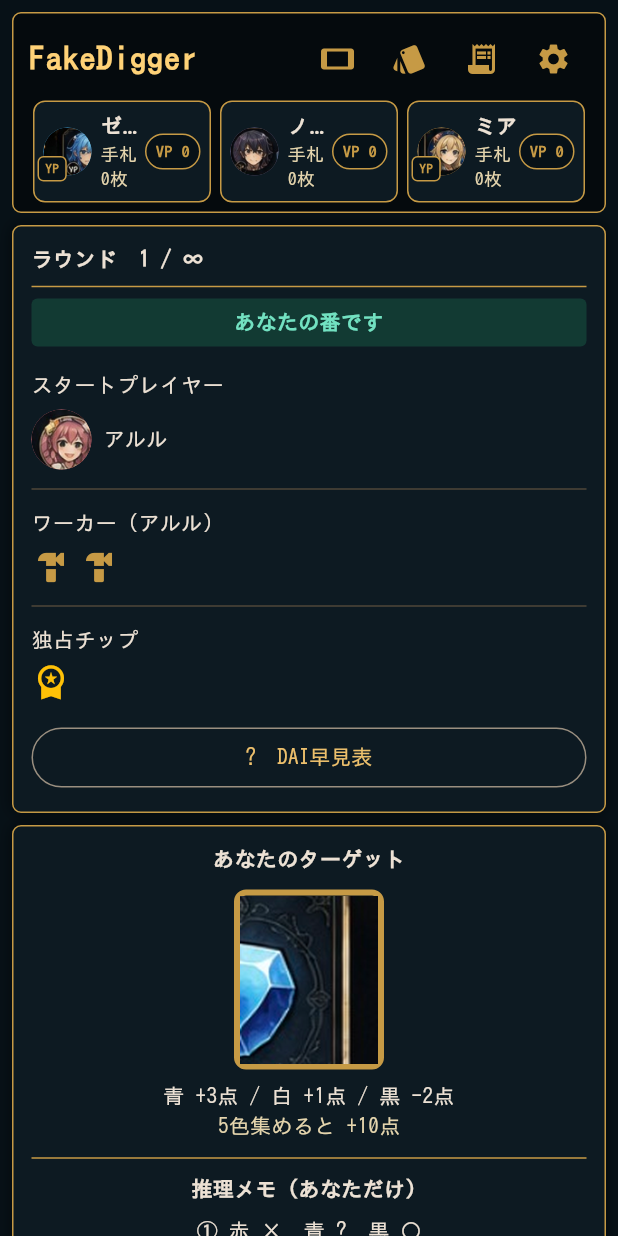
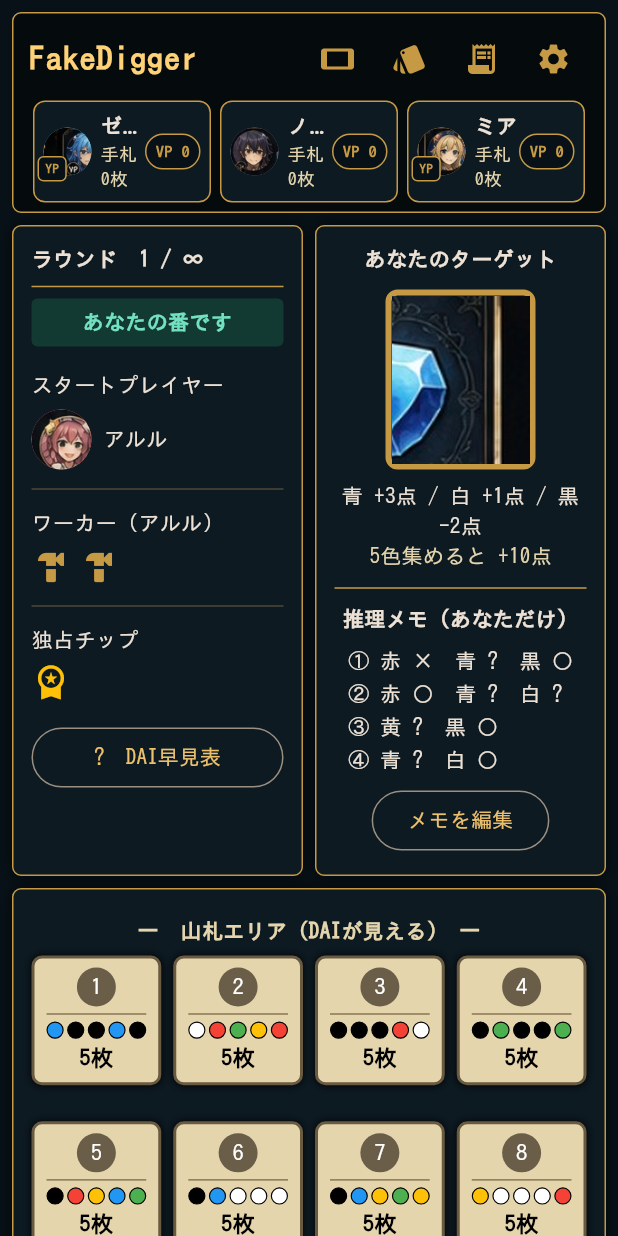
Before and after one commit to perusonao/fakedigger, a Flutter app: the screen it shows after launch, on a phone screen of 412 x 824 dp. Run offline on Flutter 3.47's test engine with Material 3 defaults, Android fonts, the phone set to English and light mode, and no system bars; our stand-ins replace flutter_riverpod, go_router.

Commit message:
Make the portrait layout show all info compactly
Improve the vertical layout so the key information fits with far less
scrolling (the landscape view scales down too small on phones):

- Put the round panel and the target/memo panel side by side instead of
  stacked
- Lay the 8 decks out as 4 columns x 2 rows so the whole board fits in the
  first screen alongside the panels

Co-Authored-By: Claude Opus 4.8 <noreply@anthropic.com>
Claude-Session: https://claude.ai/code/session_01M8To8in6fG7Z6MiFhdjWQC

```diff
--- a/lib/main.dart
+++ b/lib/main.dart
@@ -256,9 +256,17 @@ class PortraitDashboard extends ConsumerWidget {
             child: Column(
               crossAxisAlignment: CrossAxisAlignment.stretch,
               children: [
-                const GoldPanel(child: RoundPanel()),
-                const SizedBox(height: 8),
-                const GoldPanel(child: TargetPanel()),
+                // ラウンド情報とターゲット/メモを左右2列に並べ、縦の消費を抑える。
+                IntrinsicHeight(
+                  child: Row(
+                    crossAxisAlignment: CrossAxisAlignment.stretch,
+                    children: const [
+                      Expanded(child: GoldPanel(child: RoundPanel())),
+                      SizedBox(width: 8),
+                      Expanded(child: GoldPanel(child: TargetPanel())),
+                    ],
+                  ),
+                ),
                 const SizedBox(height: 8),
                 GoldPanel(
                   child: Column(
@@ -269,10 +277,10 @@ class PortraitDashboard extends ConsumerWidget {
                         physics: const NeverScrollableScrollPhysics(),
                         gridDelegate:
                             const SliverGridDelegateWithFixedCrossAxisCount(
-                          crossAxisCount: 2,
-                          childAspectRatio: 1.5,
-                          crossAxisSpacing: 12,
-                          mainAxisSpacing: 16,
+                          crossAxisCount: 4,
+                          childAspectRatio: 0.86,
+                          crossAxisSpacing: 8,
+                          mainAxisSpacing: 10,
                         ),
                         itemCount: state.decks.length,
                         itemBuilder: (_, i) => DeckCard(
```
